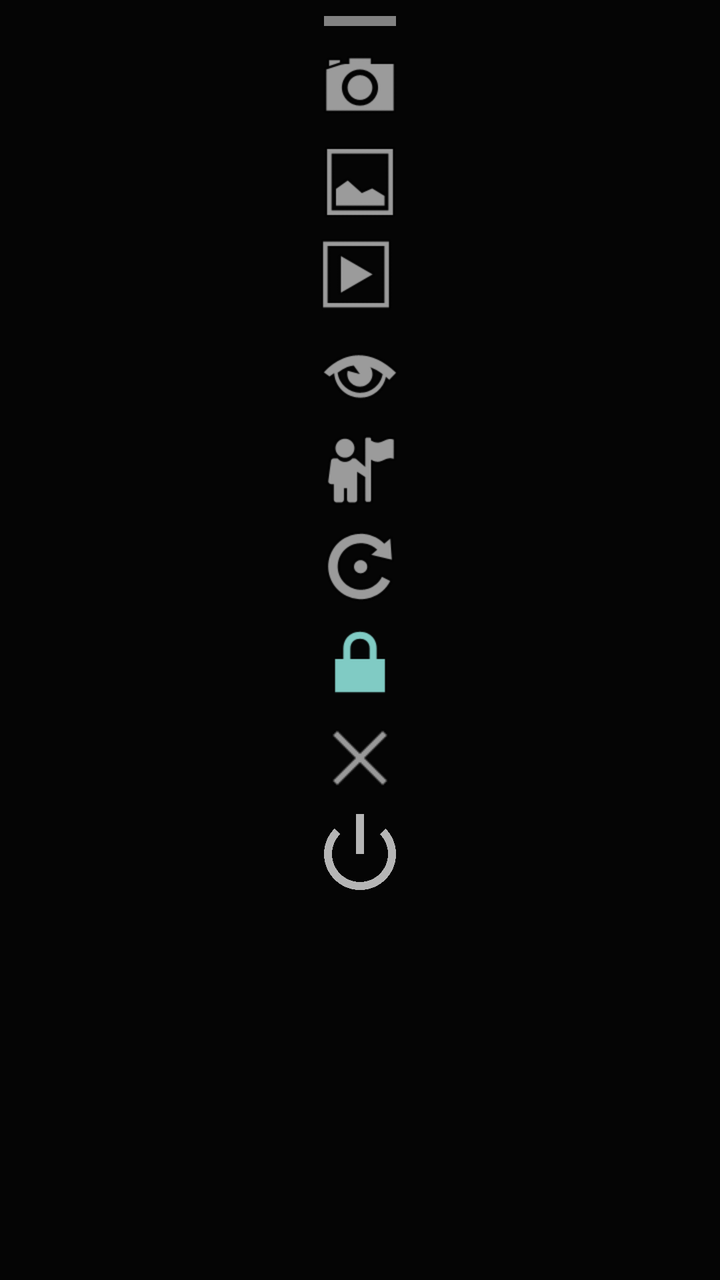
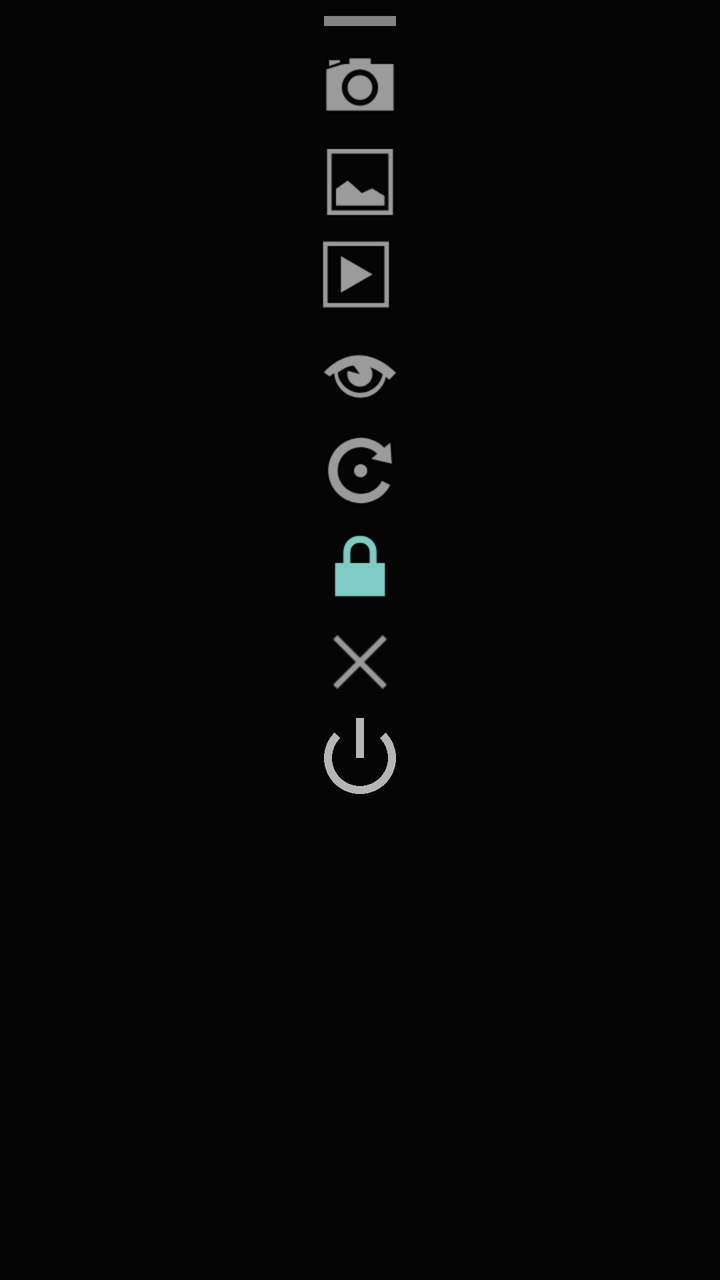

Two renders of the same Android screen: before a commit and after it. Below are the layout's source before the change and the commit's diff.
<!-- AndroidManifest.xml: application theme Theme.SCOS2 -->
<!-- res/layout/overlay_main.xml -->
<?xml version="1.0" encoding="utf-8"?>
<LinearLayout xmlns:android="http://schemas.android.com/apk/res/android"
    android:id="@+id/overlay_root"
    android:layout_width="wrap_content"
    android:layout_height="wrap_content"
    android:orientation="vertical"
    android:background="#B3000000"
    android:gravity="center_horizontal"
    android:padding="8dp">

    <View
        android:id="@+id/overlay_drag_handle"
        android:layout_width="36dp"
        android:layout_height="5dp"
        android:layout_marginBottom="6dp"
        android:background="#80FFFFFF" />

    <androidx.camera.view.PreviewView
        android:id="@+id/overlay_preview"
        android:layout_width="120dp"
        android:layout_height="90dp"
        android:layout_marginBottom="6dp"
        android:visibility="gone" />

    <ImageButton android:id="@+id/btn_capture" android:layout_width="48dp" android:layout_height="48dp" android:src="@android:drawable/ic_menu_camera" android:background="@null" android:contentDescription="Capture" />
    <ImageButton android:id="@+id/btn_burst" android:layout_width="48dp" android:layout_height="48dp" android:src="@android:drawable/ic_menu_gallery" android:background="@null" android:contentDescription="Burst" />
    <ImageButton android:id="@+id/btn_video" android:layout_width="48dp" android:layout_height="48dp" android:src="@android:drawable/ic_menu_slideshow" android:background="@null" android:contentDescription="Video" />
    <ImageButton android:id="@+id/btn_preview" android:layout_width="48dp" android:layout_height="48dp" android:src="@android:drawable/ic_menu_view" android:background="@null" android:contentDescription="Preview" />
    <ImageButton android:id="@+id/btn_face" android:layout_width="48dp" android:layout_height="48dp" android:src="@android:drawable/ic_menu_myplaces" android:background="@null" android:contentDescription="Face Detection" />
    <ImageButton android:id="@+id/btn_switch" android:layout_width="48dp" android:layout_height="48dp" android:src="@android:drawable/ic_menu_rotate" android:background="@null" android:contentDescription="Switch" />
    <ImageButton android:id="@+id/btn_black" android:layout_width="48dp" android:layout_height="48dp" android:src="@android:drawable/ic_lock_lock" android:background="@null" android:contentDescription="Black" />
    <ImageButton android:id="@+id/btn_hide" android:layout_width="48dp" android:layout_height="48dp" android:src="@android:drawable/ic_menu_close_clear_cancel" android:background="@null" android:contentDescription="Hide" />
    <ImageButton android:id="@+id/btn_exit" android:layout_width="48dp" android:layout_height="48dp" android:src="@android:drawable/ic_lock_power_off" android:background="@null" android:contentDescription="Exit" />
</LinearLayout>
<!-- resources referenced by this layout -->
<resources>
  <style name="Theme.SCOS2" parent="android:Theme.Material.NoActionBar">
          <item name="android:statusBarColor">@color/background</item>
          <item name="android:windowBackground">@color/background</item>
      </style>
  <color name="background">#121212</color>
</resources>

<!-- the commit's change to res/layout/overlay_main.xml (unified diff, before → after) -->
@@ -26,7 +26,6 @@
     <ImageButton android:id="@+id/btn_burst" android:layout_width="48dp" android:layout_height="48dp" android:src="@android:drawable/ic_menu_gallery" android:background="@null" android:contentDescription="Burst" />
     <ImageButton android:id="@+id/btn_video" android:layout_width="48dp" android:layout_height="48dp" android:src="@android:drawable/ic_menu_slideshow" android:background="@null" android:contentDescription="Video" />
     <ImageButton android:id="@+id/btn_preview" android:layout_width="48dp" android:layout_height="48dp" android:src="@android:drawable/ic_menu_view" android:background="@null" android:contentDescription="Preview" />
-    <ImageButton android:id="@+id/btn_face" android:layout_width="48dp" android:layout_height="48dp" android:src="@android:drawable/ic_menu_myplaces" android:background="@null" android:contentDescription="Face Detection" />
     <ImageButton android:id="@+id/btn_switch" android:layout_width="48dp" android:layout_height="48dp" android:src="@android:drawable/ic_menu_rotate" android:background="@null" android:contentDescription="Switch" />
     <ImageButton android:id="@+id/btn_black" android:layout_width="48dp" android:layout_height="48dp" android:src="@android:drawable/ic_lock_lock" android:background="@null" android:contentDescription="Black" />
     <ImageButton android:id="@+id/btn_hide" android:layout_width="48dp" android:layout_height="48dp" android:src="@android:drawable/ic_menu_close_clear_cancel" android:background="@null" android:contentDescription="Hide" />
